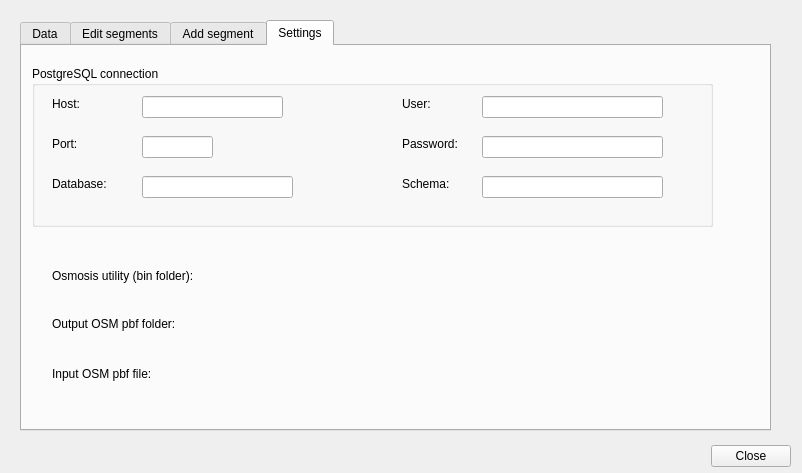
Above: osm_routing_editor_dialog_base.ui from tuskjant/OSMEditorForRouting before the change. Below: the same form after it.
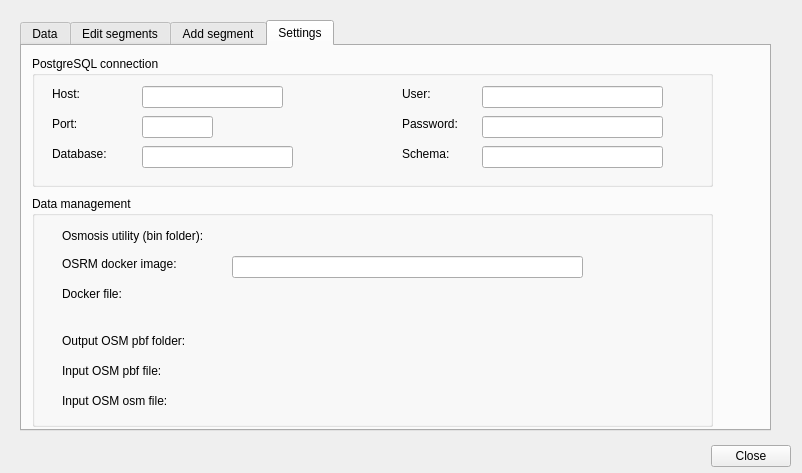
That is the form after the change. The open tabs and pages were chosen to show the change. Custom widgets are drawn as their Qt base class.

Commit message: Add functionality to prepare osrm files from pbf (extract, partition, customize)

What changed in the file:
```diff
--- a/osm_routing_editor_dialog_base.ui
+++ b/osm_routing_editor_dialog_base.ui
@@ -335,68 +335,13 @@
     <attribute name="title">
      <string>Settings</string>
     </attribute>
-    <widget class="QLabel" name="label_2">
-     <property name="geometry">
-      <rect>
-       <x>30</x>
-       <y>220</y>
-       <width>181</width>
-       <height>20</height>
-      </rect>
-     </property>
-     <property name="text">
-      <string>Osmosis utility (bin folder):</string>
-     </property>
-    </widget>
-    <widget class="QgsFileWidget" name="mQgsFileWidgetOsmosis">
-     <property name="geometry">
-      <rect>
-       <x>210</x>
-       <y>220</y>
-       <width>241</width>
-       <height>27</height>
-      </rect>
-     </property>
-     <property name="cursor">
-      <cursorShape>ArrowCursor</cursorShape>
-     </property>
-     <property name="storageMode">
-      <enum>QgsFileWidget::GetDirectory</enum>
-     </property>
-    </widget>
-    <widget class="QLabel" name="label_4">
-     <property name="geometry">
-      <rect>
-       <x>30</x>
-       <y>270</y>
-       <width>141</width>
-       <height>16</height>
-      </rect>
-     </property>
-     <property name="text">
-      <string>Output OSM pbf folder:</string>
-     </property>
-    </widget>
-    <widget class="QgsFileWidget" name="mQgsFileWidget_pbfFolder">
-     <property name="geometry">
-      <rect>
-       <x>210</x>
-       <y>270</y>
-       <width>241</width>
-       <height>27</height>
-      </rect>
-     </property>
-     <property name="storageMode">
-      <enum>QgsFileWidget::GetDirectory</enum>
-     </property>
-    </widget>
     <widget class="QGroupBox" name="groupBox">
      <property name="geometry">
       <rect>
        <x>10</x>
-       <y>20</y>
+       <y>10</y>
        <width>681</width>
-       <height>161</height>
+       <height>131</height>
       </rect>
      </property>
      <property name="title">
@@ -419,7 +364,7 @@
       <property name="geometry">
        <rect>
         <x>20</x>
-        <y>70</y>
+        <y>60</y>
         <width>55</width>
         <height>16</height>
        </rect>
@@ -432,7 +377,7 @@
       <property name="geometry">
        <rect>
         <x>20</x>
-        <y>110</y>
+        <y>90</y>
         <width>71</width>
         <height>16</height>
        </rect>
@@ -445,7 +390,7 @@
       <property name="geometry">
        <rect>
         <x>370</x>
-        <y>110</y>
+        <y>90</y>
         <width>61</width>
         <height>16</height>
        </rect>
@@ -471,7 +416,7 @@
       <property name="geometry">
        <rect>
         <x>370</x>
-        <y>70</y>
+        <y>60</y>
         <width>71</width>
         <height>16</height>
        </rect>
@@ -494,7 +439,7 @@
       <property name="geometry">
        <rect>
         <x>110</x>
-        <y>70</y>
+        <y>60</y>
         <width>71</width>
         <height>22</height>
        </rect>
@@ -504,7 +449,7 @@
       <property name="geometry">
        <rect>
         <x>110</x>
-        <y>110</y>
+        <y>90</y>
         <width>151</width>
         <height>22</height>
        </rect>
@@ -524,7 +469,7 @@
       <property name="geometry">
        <rect>
         <x>450</x>
-        <y>70</y>
+        <y>60</y>
         <width>181</width>
         <height>22</height>
        </rect>
@@ -537,36 +482,175 @@
       <property name="geometry">
        <rect>
         <x>450</x>
-        <y>110</y>
+        <y>90</y>
         <width>181</width>
         <height>22</height>
        </rect>
       </property>
      </widget>
     </widget>
-    <widget class="QLabel" name="label_3">
+    <widget class="QGroupBox" name="groupBox_6">
      <property name="geometry">
       <rect>
-       <x>30</x>
-       <y>320</y>
-       <width>151</width>
-       <height>16</height>
+       <x>10</x>
+       <y>150</y>
+       <width>681</width>
+       <height>231</height>
       </rect>
      </property>
-     <property name="text">
-      <string>Input OSM pbf file:</string>
+     <property name="title">
+      <string>Data management</string>
      </property>
+     <widget class="QgsFileWidget" name="mQgsFileWidgetOsmosis">
+      <property name="geometry">
+       <rect>
+        <x>200</x>
+        <y>30</y>
+        <width>241</width>
+        <height>27</height>
+       </rect>
+      </property>
+      <property name="cursor">
+       <cursorShape>ArrowCursor</cursorShape>
+      </property>
+      <property name="storageMode">
+       <enum>QgsFileWidget::GetDirectory</enum>
+      </property>
+     </widget>
+     <widget class="QLabel" name="label_3">
+      <property name="geometry">
+       <rect>
+        <x>30</x>
+        <y>160</y>
+        <width>151</width>
+        <height>30</height>
+       </rect>
+      </property>
+      <property name="text">
+       <string>Input OSM pbf file:</string>
+      </property>
+     </widget>
+     <widget class="QgsFileWidget" name="mQgsFileWidget_pbfFile">
+      <property name="geometry">
+       <rect>
+        <x>200</x>
+        <y>150</y>
+        <width>241</width>
+        <height>41</height>
+       </rect>
+      </property>
+     </widget>
+     <widget class="QLabel" name="label_4">
+      <property name="geometry">
+       <rect>
+        <x>30</x>
+        <y>130</y>
+        <width>141</width>
+        <height>30</height>
+       </rect>
+      </property>
+      <property name="text">
+       <string>Output OSM pbf folder:</string>
+      </property>
+     </widget>
+     <widget class="QgsFileWidget" name="mQgsFileWidget_pbfFolder">
+      <property name="geometry">
+       <rect>
+        <x>200</x>
+        <y>120</y>
+        <width>241</width>
+        <height>41</height>
+       </rect>
+      </property>
+      <property name="storageMode">
+       <enum>QgsFileWidget::GetDirectory</enum>
+      </property>
+     </widget>
+     <widget class="QLabel" name="label_2">
+      <property name="geometry">
+       <rect>
+        <x>30</x>
+        <y>30</y>
+        <width>181</width>
+        <height>20</height>
+       </rect>
+      </property>
+      <property name="text">
+       <string>Osmosis utility (bin folder):</string>
+      </property>
+     </widget>
+     <widget class="QLabel" name="label_10">
+      <property name="geometry">
+       <rect>
+        <x>30</x>
+        <y>60</y>
+        <width>151</width>
+        <height>16</height>
+       </rect>
+      </property>
+      <property name="text">
+       <string>OSRM docker image:</string>
+      </property>
+     </widget>
+     <widget class="QLineEdit" name="lineEdit_docker">
+      <property name="geometry">
+       <rect>
+        <x>200</x>
+        <y>60</y>
+        <width>351</width>
+        <height>22</height>
+       </rect>
+      </property>
+     </widget>
+     <widget class="QLabel" name="label_11">
+      <property name="geometry">
+       <rect>
+        <x>30</x>
+        <y>190</y>
+        <width>131</width>
+        <height>30</height>
+       </rect>
+      </property>
+      <property name="text">
+       <string>Input OSM osm file:</string>
+      </property>
+     </widget>
+     <widget class="QgsFileWidget" name="mQgsFileWidget_osmfile">
+      <property name="geometry">
+       <rect>
+        <x>200</x>
+        <y>180</y>
+        <width>241</width>
+        <height>41</height>
+       </rect>
+      </property>
+     </widget>
+     <widget class="QgsFileWidget" name="mQgsFileWidget_docker">
+      <property name="geometry">
+       <rect>
+        <x>200</x>
+        <y>90</y>
+        <width>391</width>
+        <height>27</height>
+       </rect>
+      </property>
+     </widget>
+     <widget class="QLabel" name="label_12">
+      <property name="geometry">
+       <rect>
+        <x>30</x>
+        <y>90</y>
+        <width>91</width>
+        <height>16</height>
+       </rect>
+      </property>
+      <property name="text">
+       <string>Docker file:</string>
+      </property>
+     </widget>
     </widget>
-    <widget class="QgsFileWidget" name="mQgsFileWidget_pbfFile">
-     <property name="geometry">
-      <rect>
-       <x>210</x>
-       <y>320</y>
-       <width>241</width>
-       <height>27</height>
-      </rect>
-     </property>
-    </widget>
+    <zorder>groupBox_6</zorder>
+    <zorder>groupBox</zorder>
    </widget>
   </widget>
   <widget class="QDialogButtonBox" name="button_box">
```
Left out of the diff: 80 changed lines with no effect on the pictures. The commit also changes 3 other files.
